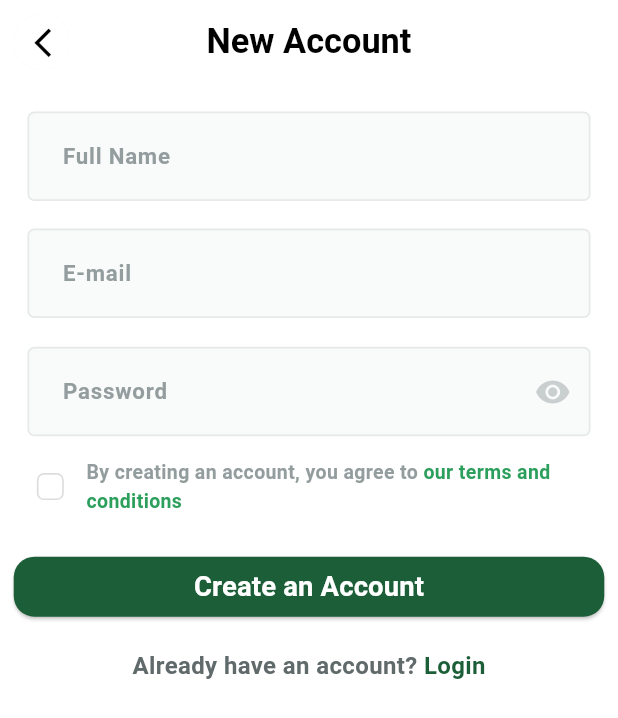
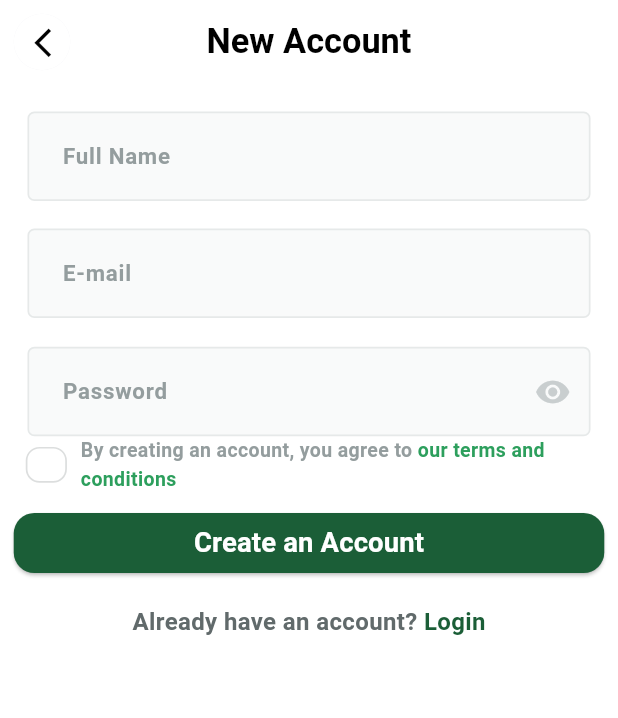
Before and after one commit to AlaaSharshera/Fruitopia, a Flutter app: the SignUpView screen opened by its route, on a phone screen of 412 x 824 dp. Shown: the top 718 px of the screen. Run offline on Flutter 3.47's test engine with Material 3 defaults, Android fonts, the phone set to English and light mode, and no system bars; our stand-ins replace device_preview, flutter_bloc, flutter_screenutil, flutter_svg, google_fonts, otp_text_field and 2 more; accounts and stored records are empty; Roboto replaces fonts that are missing (Cairo).

Commit message:
Moves the terms and conditions checkbox and text into a dedicated widget. This improves code organization and reusability.

```diff
--- a/lib/features/auth/presentation/widgets/signup_body.dart
+++ b/lib/features/auth/presentation/widgets/signup_body.dart
@@ -3,8 +3,9 @@ import 'package:flutter_screenutil/flutter_screenutil.dart';
 import 'package:fruitopia/core/widgets/custom_button.dart';
 import 'package:fruitopia/core/widgets/custom_textformfield.dart';
 import 'package:fruitopia/features/auth/presentation/widgets/custom_have_account_row.dart';
+import 'package:fruitopia/features/auth/presentation/widgets/terms_conditions_widget.dart';
 import 'package:fruitopia/generated/l10n.dart';
-import 'package:google_fonts/google_fonts.dart';
+
 
 class SignUpBody extends StatelessWidget {
   const SignUpBody({super.key});
@@ -27,49 +28,7 @@ class SignUpBody extends StatelessWidget {
             obscureText: true,
             suffixIcon: Icon(Icons.remove_red_eye, color: Color(0xffC9CECF)),
           ),
-          Padding(
-            padding:  EdgeInsets.all(8.h),
-            child: Row(
-              children: [
-                Checkbox(
-                  value: false,
-                  shape: RoundedRectangleBorder(
-                    borderRadius: BorderRadius.circular(4.r),
-                  ),
-                  side: BorderSide(
-                    color: const Color(0xFFDCDEDE),
-                    width: 1.w,
-                  ),
-                  onChanged: (value) {},
-                  activeColor: const Color(0xFF2D9F5D),
-                ),
-                Expanded(
-                  child: Text.rich(
-                    TextSpan(
-                      children: [
-                        TextSpan(
-                          text: S.of(context).termsOfService,
-                        style: GoogleFonts.cairo(
-                          color: const Color(0xFF949D9E),
-                          fontSize: 13,
-                          fontWeight: FontWeight.w600,
-                        ),
-                      ),
-                      TextSpan(
-                        text: S.of(context).acceptTerms,
-                        style: GoogleFonts.cairo(
-                          color: const Color(0xFF2D9F5D),
-                          fontSize: 13,
-                          fontWeight: FontWeight.w600,
-                        ),
-                      ),
-                    ],
-                  ),
-                  textAlign: TextAlign.left,
-                              ),
-                ),]
-            ),
-          ),
+          TermsAndConditionsWidget(),
           Padding(
             padding: EdgeInsets.all(8.r),
             child: CustomButton(text: S.of(context).registerButtonText,onPressed:() {
--- /dev/null
+++ b/lib/features/auth/presentation/widgets/terms_conditions_widget.dart
@@ -0,0 +1,55 @@
+import 'package:flutter/material.dart';
+import 'package:fruitopia/features/auth/presentation/widgets/custom_checked_box.dart';
+import 'package:fruitopia/generated/l10n.dart';
+import 'package:google_fonts/google_fonts.dart';
+
+class TermsAndConditionsWidget extends StatefulWidget {
+  const TermsAndConditionsWidget({super.key});
+
+  @override
+  State<TermsAndConditionsWidget> createState() => _TermsAndConditionsWidgetState();
+}
+
+class _TermsAndConditionsWidgetState extends State<TermsAndConditionsWidget> {
+  bool isTermsAccepted = false;
+
+  @override
+  Widget build(BuildContext context) {
+    return Padding(
+      padding: EdgeInsets.symmetric(horizontal: 8.0),
+      child: Row(
+        children: [
+          CustomCheckedBox(isChecked: isTermsAccepted,onChanged: (value) {
+            setState(() {
+              isTermsAccepted = value;
+            });
+          },),
+          Expanded(
+            child: Text.rich(
+              TextSpan(
+                children: [
+                  TextSpan(
+                    text: S.of(context).termsOfService,
+                    style: GoogleFonts.cairo(
+                      color: const Color(0xFF949D9E),
+                      fontSize: 13,
+                      fontWeight: FontWeight.w600,
+                    ),
+                  ),
+                  TextSpan(
+                    text: S.of(context).acceptTerms,
+                    style: GoogleFonts.cairo(
+                      color: const Color(0xFF2D9F5D),
+                      fontSize: 13,
+                      fontWeight: FontWeight.w600,
+                    ),
+                  ),
+                ],
+              ),
+            ),
+          ),
+        ],
+      ),
+    );
+  }
+}
```
